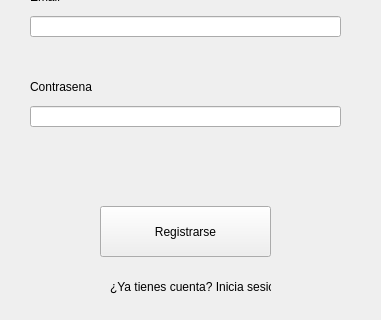
Damapa03/Veterinaria, file ui/registro.ui: the form before one commit; both pictures show x 0 to 381 and y 164 to 484 of the 381 by 484 pixel window.
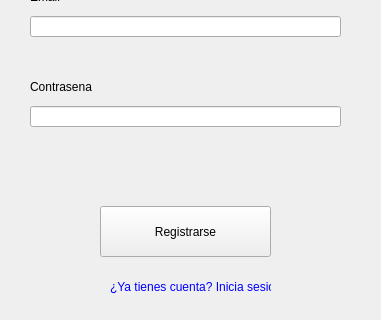
The form after the commit.

Patch:
```diff
--- a/ui/registro.ui
+++ b/ui/registro.ui
@@ -101,6 +101,9 @@
       <height>41</height>
      </rect>
     </property>
+    <property name="styleSheet">
+     <string notr="true">color: blue;</string>
+    </property>
     <property name="text">
      <string>¿Ya tienes cuenta? Inicia sesión</string>
     </property>
```
Left out of the diff: 7 changed lines with no effect on the pictures.
